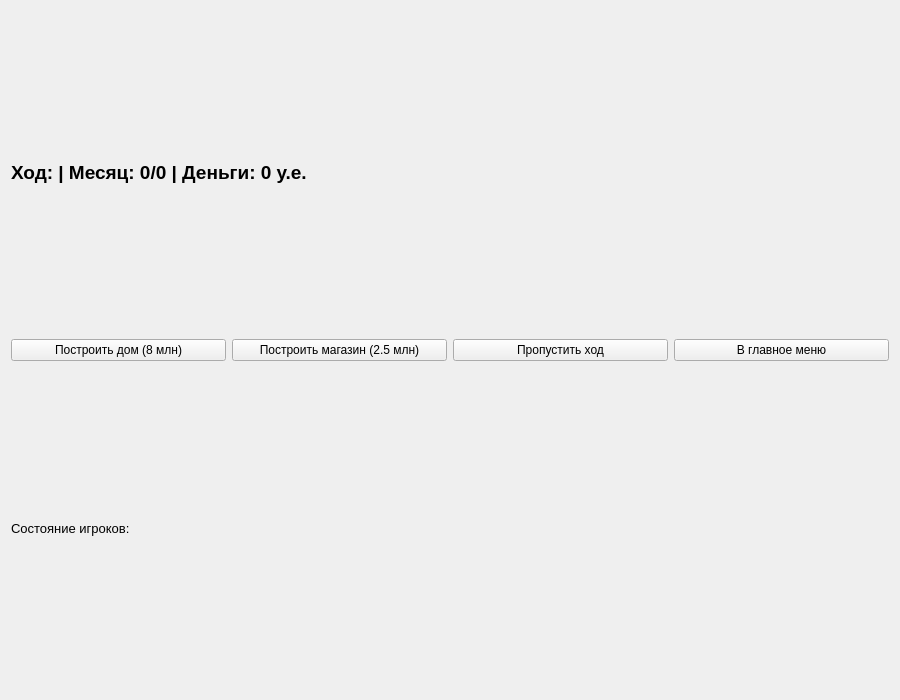
Old version of the form gamewindow.ui in the repository Cursor010/ConstuctionSumulator.
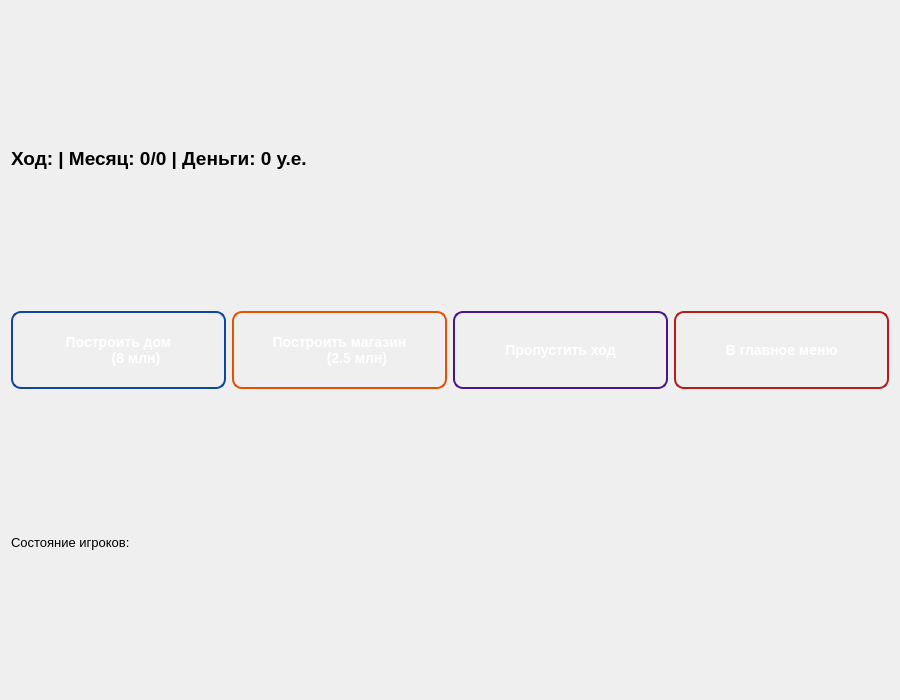
New version of the form. Icons and pictures are not drawn.

```diff
--- a/gamewindow.ui
+++ b/gamewindow.ui
@@ -13,6 +13,12 @@
   <property name="windowTitle">
    <string>Игровое поле</string>
   </property>
+  <property name="styleSheet">
+   <string notr="true">QWidget#GameWindow {
+    border-image: url(D:/Prak/grass.jpg);
+    }
+   </string>
+  </property>
   <layout class="QVBoxLayout" name="verticalLayout">
    <item>
     <widget class="QLabel" name="infoLabel">
@@ -34,20 +40,104 @@
     <layout class="QHBoxLayout" name="buttonsLayout">
      <item>
       <widget class="QPushButton" name="buildHouseButton">
+       <property name="styleSheet">
+        <string notr="true">QPushButton#buildHouseButton {
+         background-color: qlineargradient(x1: 0, y1: 0, x2: 0, y2: 1,
+         stop: 0 #2196F3, stop: 1 #1976D2);
+         border: 2px solid #0D47A1;
+         border-radius: 10px;
+         color: white;
+         font-weight: bold;
+         font-size: 14px;
+         padding: 12px 16px;
+         min-width: 140px;
+         min-height: 50px;
+         }
+
+         QPushButton#buildHouseButton:hover {
+         background-color: qlineargradient(x1: 0, y1: 0, x2: 0, y2: 1,
+         stop: 0 #42A5F5, stop: 1 #1E88E5);
+         border: 2px solid #1565C0;
+         }
+
+         QPushButton#buildHouseButton:pressed {
+         background-color: qlineargradient(x1: 0, y1: 0, x2: 0, y2: 1,
+         stop: 0 #1976D2, stop: 1 #0D47A1);
+         padding-top: 13px;
+         padding-bottom: 11px;
+         }</string>
+       </property>
        <property name="text">
-        <string>Построить дом (8 млн)</string>
+        <string>Построить дом
+         (8 млн)</string>
        </property>
       </widget>
      </item>
      <item>
       <widget class="QPushButton" name="buildMarketButton">
+       <property name="styleSheet">
+        <string notr="true">QPushButton#buildMarketButton {
+         background-color: qlineargradient(x1: 0, y1: 0, x2: 0, y2: 1,
+         stop: 0 #FF9800, stop: 1 #F57C00);
+         border: 2px solid #E65100;
+         border-radius: 10px;
+         color: white;
+         font-weight: bold;
+         font-size: 14px;
+         padding: 12px 16px;
+         min-width: 140px;
+         min-height: 50px;
+         }
+
+         QPushButton#buildMarketButton:hover {
+         background-color: qlineargradient(x1: 0, y1: 0, x2: 0, y2: 1,
+         stop: 0 #FFB74D, stop: 1 #FF9800);
+         border: 2px solid #EF6C00;
+         }
+
+         QPushButton#buildMarketButton:pressed {
+         background-color: qlineargradient(x1: 0, y1: 0, x2: 0, y2: 1,
+         stop: 0 #F57C00, stop: 1 #E65100);
+         padding-top: 13px;
+         padding-bottom: 11px;
+         }
+        </string>
+       </property>
        <property name="text">
-        <string>Построить магазин (2.5 млн)</string>
+        <string>Построить магазин
+         (2.5 млн)</string>
        </property>
       </widget>
      </item>
      <item>
       <widget class="QPushButton" name="skipTurnButton">
+       <property name="styleSheet">
+        <string notr="true">QPushButton#skipTurnButton {
+         background-color: qlineargradient(x1: 0, y1: 0, x2: 0, y2: 1,
+         stop: 0 #9C27B0, stop: 1 #7B1FA2);
+         border: 2px solid #4A148C;
+         border-radius: 10px;
+         color: white;
+         font-weight: bold;
+         font-size: 14px;
+         padding: 12px 16px;
+         min-width: 140px;
+         min-height: 50px;
+         }
+
+         QPushButton#skipTurnButton:hover {
+         background-color: qlineargradient(x1: 0, y1: 0, x2: 0, y2: 1,
+         stop: 0 #BA68C8, stop: 1 #8E24AA);
+         border: 2px solid #6A1B9A;
+         }
+
+         QPushButton#skipTurnButton:pressed {
+         background-color: qlineargradient(x1: 0, y1: 0, x2: 0, y2: 1,
+         stop: 0 #7B1FA2, stop: 1 #4A148C);
+         padding-top: 13px;
+         padding-bottom: 11px;
+         }</string>
+       </property>
        <property name="text">
         <string>Пропустить ход</string>
        </property>
@@ -55,6 +145,33 @@
      </item>
      <item>
       <widget class="QPushButton" name="backButton">
+       <property name="styleSheet">
+        <string notr="true">QPushButton#backButton {
+         background-color: qlineargradient(x1: 0, y1: 0, x2: 0, y2: 1,
+         stop: 0 #f44336, stop: 1 #D32F2F);
+         border: 2px solid #B71C1C;
+         border-radius: 10px;
+         color: white;
+         font-weight: bold;
+         font-size: 14px;
+         padding: 12px 16px;
+         min-width: 140px;
+         min-height: 50px;
+         }
+
+         QPushButton#backButton:hover {
+         background-color: qlineargradient(x1: 0, y1: 0, x2: 0, y2: 1,
+         stop: 0 #EF5350, stop: 1 #E53935);
+         border: 2px solid #C62828;
+         }
+
+         QPushButton#backButton:pressed {
+         background-color: qlineargradient(x1: 0, y1: 0, x2: 0, y2: 1,
+         stop: 0 #D32F2F, stop: 1 #B71C1C);
+         padding-top: 13px;
+         padding-bottom: 11px;
+         }</string>
+       </property>
        <property name="text">
         <string>В главное меню</string>
        </property>
```
Left out of the diff: 6 changed lines with no effect on the pictures.
